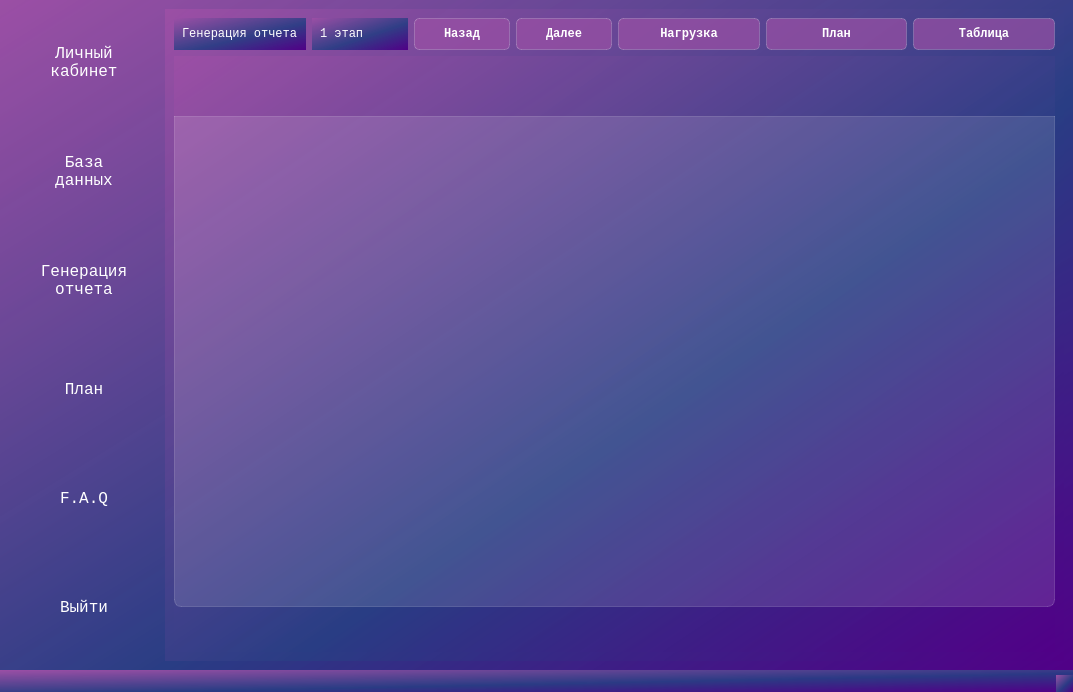
First picture: the form in View/workspace_com.ui, repository AncharGilgamesh/Program-P, before the edit.
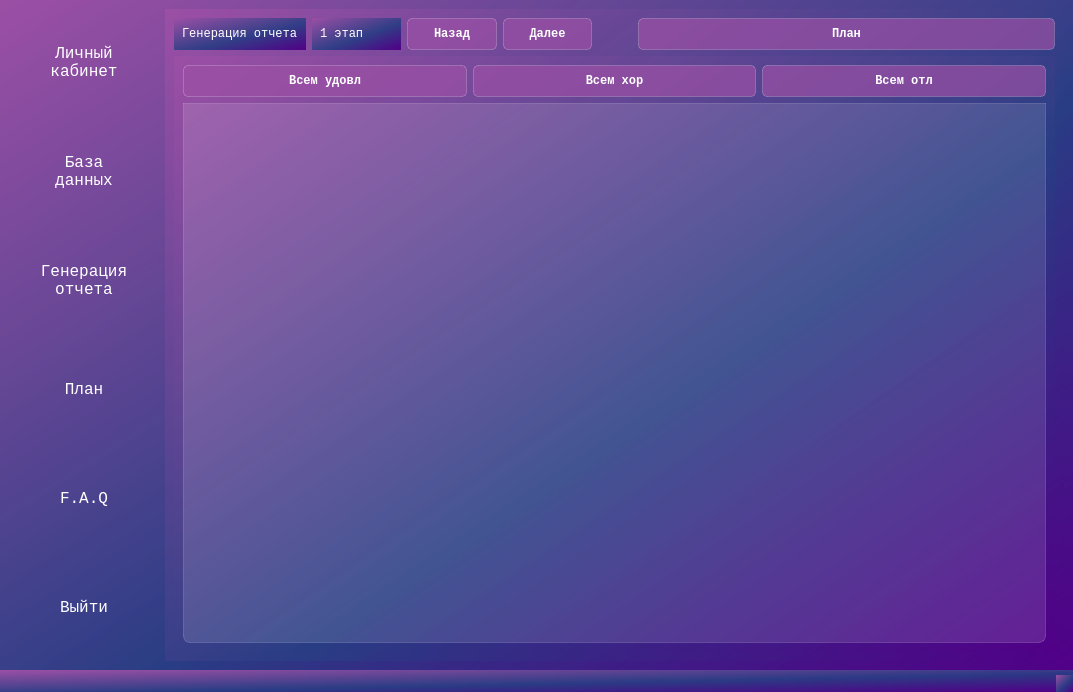
Second picture: the form after the edit. The open tabs and pages were chosen to show the change. Icons and pictures are not drawn.

```diff
--- a/View/workspace_com.ui
+++ b/View/workspace_com.ui
@@ -63,7 +63,34 @@
 
 QLineEdit::placeholder {
     color: rgba(255, 255, 255, 0.5);
-}</string>
+}
+QTableView {
+    background-color: rgba(255, 255, 255, 30);
+    border: 1px solid rgba(255, 255, 255, 40);
+    border-bottom-right-radius: 7px;
+    border-bottom-left-radius: 7px;
+}
+QTableView::item {
+    border: none;
+    border-bottom: 1px solid rgba(255, 255, 255, 50);
+    padding: 5px;
+    color: white; /* чтобы проверить, точно ли стиль применяется */
+}
+QTableView::item:selected {
+    border: none;
+    color: white;
+    background-color: rgba(255, 255, 255, 80);
+}
+QHeaderView::section {
+    background-color: rgb(53, 53, 53);
+    color: white;
+    border: none;
+    font-size: 10pt;
+}
+QTableView QLineEdit {
+        background-color: #333333;
+        color: white;
+    }</string>
   </property>
   <widget class="QWidget" name="centralwidget">
    <layout class="QHBoxLayout" name="horizontalLayout">
@@ -609,20 +636,24 @@
             </item>
            </layout>
           </item>
+          <item>
+           <spacer name="horizontalSpacer_2">
+            <property name="orientation">
+             <enum>Qt::Orientation::Horizontal</enum>
+            </property>
+            <property name="sizeType">
+             <enum>QSizePolicy::Policy::Preferred</enum>
+            </property>
+            <property name="sizeHint" stdset="0">
+             <size>
+              <width>40</width>
+              <height>20</height>
+             </size>
+            </property>
+           </spacer>
+          </item>
           <item>
            <layout class="QHBoxLayout" name="horizontalLayout_7">
-            <item>
-             <widget class="QPushButton" name="otch_nagr_btn">
-              <property name="styleSheet">
-               <string notr="true">QPushButton{
-    color: white;
-}</string>
-              </property>
-              <property name="text">
-               <string>Нагрузка</string>
-              </property>
-             </widget>
-            </item>
             <item>
              <widget class="QPushButton" name="otch_pln_btn">
               <property name="styleSheet">
@@ -635,18 +666,6 @@
               </property>
              </widget>
             </item>
-            <item>
-             <widget class="QPushButton" name="otch_tbl_btn">
-              <property name="styleSheet">
-               <string notr="true">QPushButton{
-    color: white;
-}</string>
-              </property>
-              <property name="text">
-               <string>Таблица</string>
-              </property>
-             </widget>
-            </item>
            </layout>
           </item>
          </layout>
@@ -850,17 +869,51 @@
            </widget>
           </widget>
           <widget class="QWidget" name="page_6">
-           <widget class="QTableView" name="otchSixthTableView">
-            <property name="geometry">
-             <rect>
-              <x>0</x>
-              <y>60</y>
-              <width>881</width>
-              <height>491</height>
-             </rect>
-            </property>
-            <property name="styleSheet">
-             <string notr="true">QTableView {
+           <layout class="QVBoxLayout" name="verticalLayout_7">
+            <item>
+             <layout class="QHBoxLayout" name="horizontalLayout_10">
+              <item>
+               <widget class="QPushButton" name="otchAllUdlButton">
+                <property name="styleSheet">
+                 <string notr="true">QPushButton{
+    color: white;
+}</string>
+                </property>
+                <property name="text">
+                 <string>Всем удовл</string>
+                </property>
+               </widget>
+              </item>
+              <item>
+               <widget class="QPushButton" name="otchAllXorButton">
+                <property name="styleSheet">
+                 <string notr="true">QPushButton{
+    color: white;
+}</string>
+                </property>
+                <property name="text">
+                 <string>Всем хор</string>
+                </property>
+               </widget>
+              </item>
+              <item>
+               <widget class="QPushButton" name="otchAllOtlButton">
+                <property name="styleSheet">
+                 <string notr="true">QPushButton{
+    color: white;
+}</string>
+                </property>
+                <property name="text">
+                 <string>Всем отл</string>
+                </property>
+               </widget>
+              </item>
+             </layout>
+            </item>
+            <item>
+             <widget class="QTableView" name="otchSixthTableView">
+              <property name="styleSheet">
+               <string notr="true">QTableView {
     background-color: rgba(255, 255, 255, 30);
     border: 1px solid rgba(255, 255, 255, 40);
     border-bottom-right-radius: 7px;
@@ -882,9 +935,15 @@
     color: white;
     border: none;
     font-size: 10pt;
-}</string>
-            </property>
-           </widget>
+}
+QTableView QLineEdit {
+        background-color: #333333;
+        color: white;
+    }</string>
+              </property>
+             </widget>
+            </item>
+           </layout>
           </widget>
          </widget>
         </item>
```
Left out of the diff: 556 changed lines with no effect on the pictures.
